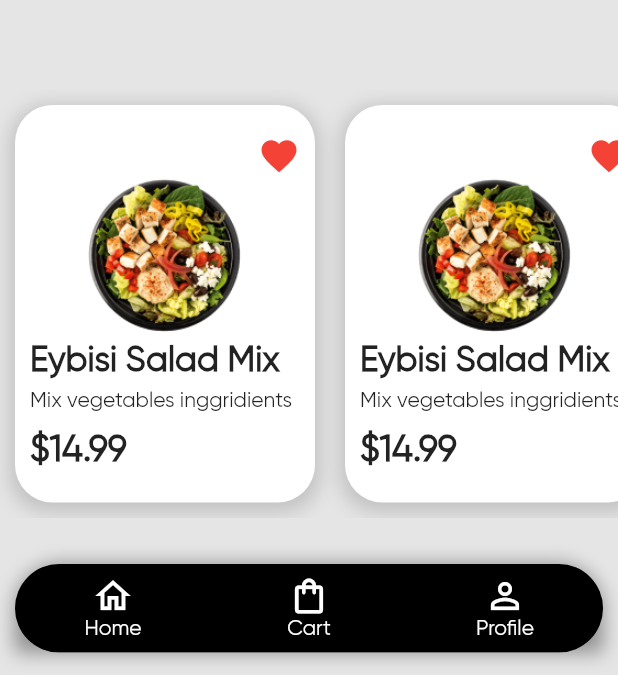
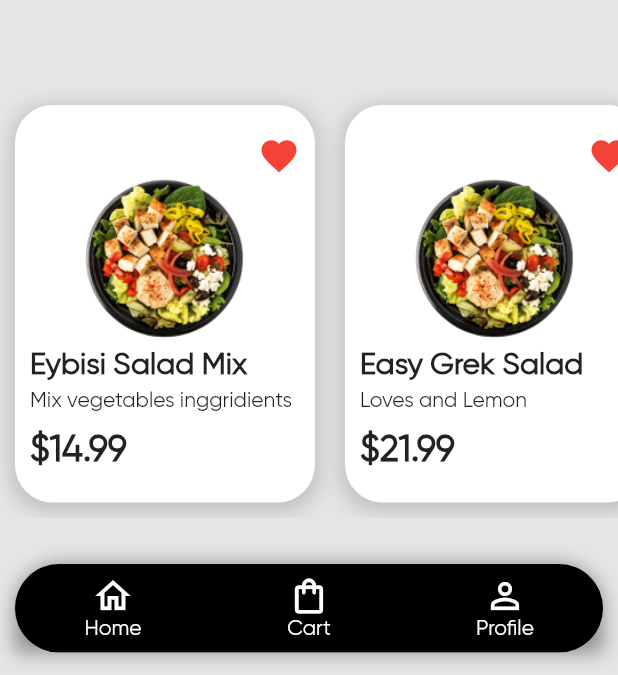
Before and after one commit to ImrulEmon/Food, a Flutter app: the screen it shows after launch, on a phone screen of 412 x 824 dp, the part 561-1236 px from its top. Run offline on Flutter 3.47's test engine with Material 2 defaults, Android fonts, the phone set to English and light mode, and no system bars; our stand-ins replace flutter_svg.

Commit message:
HardCoded UI

```diff
--- a/lib/constants/colors.dart
+++ b/lib/constants/colors.dart
@@ -7,3 +7,5 @@ const kTextColor = Color(0xFF1D150B);
 const kPrimaryColor = Color(0xFFFB475F);
 const kSecondaryColor = Color(0xFFF5E1CB);
 const kBorderColor = Color(0xFFDDDDDD);
+
+const Color RatingGold = Color(0xFFFF9A00);
--- /dev/null
+++ b/lib/models/food_model.dart
@@ -0,0 +1,6 @@
+class Food {
+  final String title;
+  final String subtitle;
+  final double price;
+  Food({this.title, this.subtitle, this.price});
+}
--- a/lib/screens/home.dart
+++ b/lib/screens/home.dart
@@ -43,7 +43,8 @@ class Home extends StatelessWidget {
           ],
         ),
       ),
-      body: Column(
+      body: Center(
+        child: Column(
           children: [
             Container(
               child: Padding(
@@ -84,14 +85,31 @@ class Home extends StatelessWidget {
               scrollDirection: Axis.horizontal,
               child: Row(
                 children: [
-                FoodCard(),
-                FoodCard(),
-                FoodCard(),
-                FoodCard(),
+                  FoodCard(
+                    title: 'Eybisi Salad Mix',
+                    subtitle: 'Mix vegetables inggridients',
+                    price: 14.99,
+                  ),
+                  FoodCard(
+                    title: 'Easy Grek Salad',
+                    subtitle: 'Loves and Lemon',
+                    price: 21.99,
+                  ),
+                  FoodCard(
+                    title: 'Eybisi Salad Mix',
+                    subtitle: 'Mix vegetables inggridients',
+                    price: 14.99,
+                  ),
+                  FoodCard(
+                    title: 'Easy Grek Salad',
+                    subtitle: 'Loves and Lemon',
+                    price: 21.99,
+                  ),
                 ],
               ),
             ),
           ],
+        ),
       ),
       bottomNavigationBar: Container(
         margin: EdgeInsets.only(
--- a/lib/widgets/food_card.dart
+++ b/lib/widgets/food_card.dart
@@ -1,15 +1,33 @@
-import 'package:flutter/src/foundation/key.dart';
-import 'package:flutter/src/widgets/container.dart';
-import 'package:flutter/src/widgets/framework.dart';
+import 'package:flutter/material.dart';
+import 'package:food/screens/card_details.dart';
 
-import 'package:flutter/material.dart';
+class FoodCard extends StatefulWidget {
+  final String title;
+  final String subtitle;
+  final double price;
 
-class FoodCard extends StatelessWidget {
-  const FoodCard({Key key}) : super(key: key);
+  const FoodCard({Key key, this.title, this.subtitle, this.price})
+      : super(key: key);
 
   @override
+  State<FoodCard> createState() => _FoodCardState();
+}
+
+class _FoodCardState extends State<FoodCard> {
+  @override
   Widget build(BuildContext context) {
-    return Container(
+    return GestureDetector(
+      onTap: () {
+        Navigator.push(
+          context,
+          MaterialPageRoute(
+            builder: (context) => CardDetail(
+              titled: widget.title,
+            ),
+          ),
+        );
+      },
+      child: Container(
         width: 200,
         height: 265,
         padding: EdgeInsets.symmetric(vertical: 20.0),
@@ -46,7 +64,9 @@ class FoodCard extends StatelessWidget {
                   alignment: Alignment.center,
                   child: Image.asset(
                     'assets/images/Eybisi.png',
-                  height: 150,
+                    // height: 150,
+
+                    fit: BoxFit.cover,
                   ),
                 ),
               ),
@@ -54,9 +74,9 @@ class FoodCard extends StatelessWidget {
                 height: 5.0,
               ),
               Text(
-              'Eybisi Salad Mix',
+                '${widget.title}',
                 style: TextStyle(
-                fontSize: 23,
+                  fontSize: 20,
                   fontWeight: FontWeight.bold,
                 ),
               ),
@@ -64,7 +84,7 @@ class FoodCard extends StatelessWidget {
                 height: 4.0,
               ),
               Text(
-              'Mix vegetables inggridients',
+                '${widget.subtitle}',
                 style: TextStyle(
                   fontSize: 14,
                 ),
@@ -73,7 +93,7 @@ class FoodCard extends StatelessWidget {
                 height: 10.0,
               ),
               Text(
-              '\$14.99',
+                '\$${widget.price}',
                 style: TextStyle(
                   fontWeight: FontWeight.bold,
                   fontSize: 24.0,
@@ -82,6 +102,7 @@ class FoodCard extends StatelessWidget {
             ],
           ),
         ),
+      ),
     );
   }
 }
--- a/pubspec.yaml
+++ b/pubspec.yaml
@@ -33,6 +33,7 @@ dependencies:
     sdk: flutter
   # google_fonts: ^3.0.1
   flutter_svg:
+  flutter_rating_bar: ^4.0.1
 
 
   # The following adds the Cupertino Icons font to your application.
```
Also changed, not shown: lib/screens/card_details.dart (added, +227 -0 lines), pubspec.lock. Lines whose indentation alone changed are shown as unchanged.
